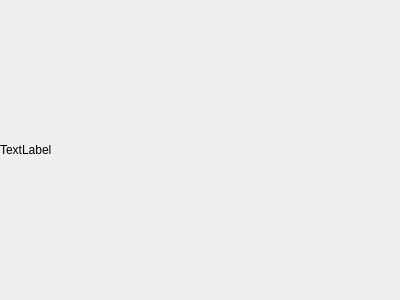
Qt form XVideoQt/sdl_qt.ui (weatherfish/TestFFMPEG) before a commit.
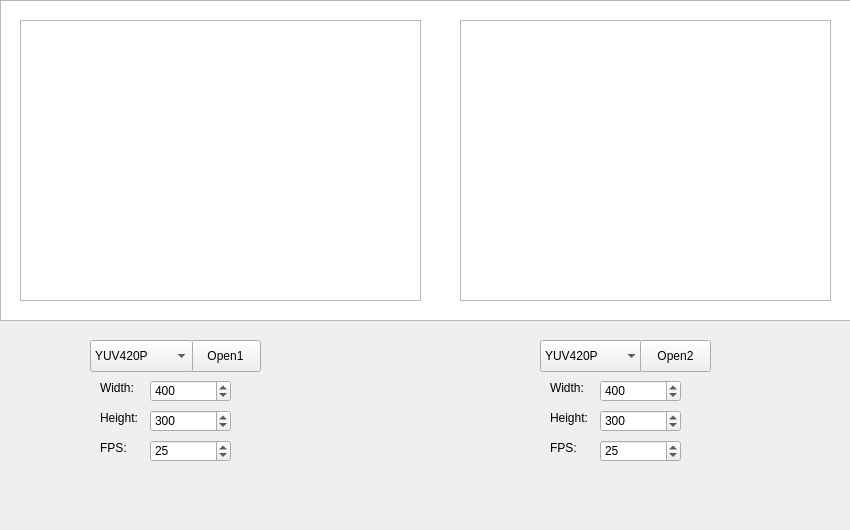
The same form after that commit.

```diff
--- a/XVideoQt/sdl_qt.ui
+++ b/XVideoQt/sdl_qt.ui
@@ -2,28 +2,332 @@
 <ui version="4.0">
  <class>SDLQt</class>
  <widget class="QWidget" name="SDLQt">
+  <property name="enabled">
+   <bool>true</bool>
+  </property>
   <property name="geometry">
    <rect>
     <x>0</x>
     <y>0</y>
-    <width>400</width>
-    <height>300</height>
+    <width>850</width>
+    <height>530</height>
    </rect>
   </property>
+  <property name="sizePolicy">
+   <sizepolicy hsizetype="Fixed" vsizetype="Fixed">
+    <horstretch>0</horstretch>
+    <verstretch>0</verstretch>
+   </sizepolicy>
+  </property>
   <property name="windowTitle">
    <string>Widget</string>
   </property>
+  <widget class="QPushButton" name="open1">
+   <property name="geometry">
+    <rect>
+     <x>190</x>
+     <y>340</y>
+     <width>71</width>
+     <height>32</height>
+    </rect>
+   </property>
+   <property name="text">
+    <string>Open1</string>
+   </property>
+  </widget>
+  <widget class="QComboBox" name="pix1">
+   <property name="geometry">
+    <rect>
+     <x>90</x>
+     <y>340</y>
+     <width>103</width>
+     <height>32</height>
+    </rect>
+   </property>
+   <item>
+    <property name="text">
+     <string>YUV420P</string>
+    </property>
+   </item>
+   <item>
+    <property name="text">
+     <string>ARGB</string>
+    </property>
+   </item>
+   <item>
+    <property name="text">
+     <string>BGRA</string>
+    </property>
+   </item>
+   <item>
+    <property name="text">
+     <string>RGBA</string>
+    </property>
+   </item>
+  </widget>
+  <widget class="QSpinBox" name="width1">
+   <property name="geometry">
+    <rect>
+     <x>150</x>
+     <y>380</y>
+     <width>81</width>
+     <height>22</height>
+    </rect>
+   </property>
+   <property name="minimum">
+    <number>1</number>
+   </property>
+   <property name="maximum">
+    <number>99999</number>
+   </property>
+   <property name="value">
+    <number>400</number>
+   </property>
+  </widget>
   <widget class="QLabel" name="label">
    <property name="geometry">
     <rect>
+     <x>100</x>
+     <y>380</y>
+     <width>58</width>
+     <height>16</height>
+    </rect>
+   </property>
+   <property name="text">
+    <string>Width:</string>
+   </property>
+  </widget>
+  <widget class="QLabel" name="label_2">
+   <property name="geometry">
+    <rect>
+     <x>100</x>
+     <y>410</y>
+     <width>58</width>
+     <height>16</height>
+    </rect>
+   </property>
+   <property name="text">
+    <string>Height:</string>
+   </property>
+  </widget>
+  <widget class="QSpinBox" name="height1">
+   <property name="geometry">
+    <rect>
+     <x>150</x>
+     <y>410</y>
+     <width>81</width>
+     <height>22</height>
+    </rect>
+   </property>
+   <property name="minimum">
+    <number>1</number>
+   </property>
+   <property name="maximum">
+    <number>99999</number>
+   </property>
+   <property name="value">
+    <number>300</number>
+   </property>
+  </widget>
+  <widget class="QLabel" name="label_3">
+   <property name="geometry">
+    <rect>
+     <x>100</x>
+     <y>440</y>
+     <width>58</width>
+     <height>16</height>
+    </rect>
+   </property>
+   <property name="text">
+    <string>FPS:</string>
+   </property>
+  </widget>
+  <widget class="QSpinBox" name="fps1">
+   <property name="geometry">
+    <rect>
+     <x>150</x>
+     <y>440</y>
+     <width>81</width>
+     <height>22</height>
+    </rect>
+   </property>
+   <property name="minimum">
+    <number>1</number>
+   </property>
+   <property name="maximum">
+    <number>300</number>
+   </property>
+   <property name="value">
+    <number>25</number>
+   </property>
+  </widget>
+  <widget class="QComboBox" name="pix2">
+   <property name="geometry">
+    <rect>
+     <x>540</x>
+     <y>340</y>
+     <width>103</width>
+     <height>32</height>
+    </rect>
+   </property>
+   <item>
+    <property name="text">
+     <string>YUV420P</string>
+    </property>
+   </item>
+   <item>
+    <property name="text">
+     <string>ARGB</string>
+    </property>
+   </item>
+   <item>
+    <property name="text">
+     <string>BGRA</string>
+    </property>
+   </item>
+   <item>
+    <property name="text">
+     <string>RGBA</string>
+    </property>
+   </item>
+  </widget>
+  <widget class="QSpinBox" name="height2">
+   <property name="geometry">
+    <rect>
+     <x>600</x>
+     <y>410</y>
+     <width>81</width>
+     <height>22</height>
+    </rect>
+   </property>
+   <property name="minimum">
+    <number>1</number>
+   </property>
+   <property name="maximum">
+    <number>99999</number>
+   </property>
+   <property name="value">
+    <number>300</number>
+   </property>
+  </widget>
+  <widget class="QPushButton" name="open2">
+   <property name="geometry">
+    <rect>
+     <x>640</x>
+     <y>340</y>
+     <width>71</width>
+     <height>32</height>
+    </rect>
+   </property>
+   <property name="text">
+    <string>Open2</string>
+   </property>
+  </widget>
+  <widget class="QLabel" name="label_4">
+   <property name="geometry">
+    <rect>
+     <x>550</x>
+     <y>440</y>
+     <width>58</width>
+     <height>16</height>
+    </rect>
+   </property>
+   <property name="text">
+    <string>FPS:</string>
+   </property>
+  </widget>
+  <widget class="QLabel" name="label_5">
+   <property name="geometry">
+    <rect>
+     <x>550</x>
+     <y>380</y>
+     <width>58</width>
+     <height>16</height>
+    </rect>
+   </property>
+   <property name="text">
+    <string>Width:</string>
+   </property>
+  </widget>
+  <widget class="QSpinBox" name="width2">
+   <property name="geometry">
+    <rect>
+     <x>600</x>
+     <y>380</y>
+     <width>81</width>
+     <height>22</height>
+    </rect>
+   </property>
+   <property name="minimum">
+    <number>1</number>
+   </property>
+   <property name="maximum">
+    <number>99999</number>
+   </property>
+   <property name="value">
+    <number>400</number>
+   </property>
+  </widget>
+  <widget class="QSpinBox" name="fps2">
+   <property name="geometry">
+    <rect>
+     <x>600</x>
+     <y>440</y>
+     <width>81</width>
+     <height>22</height>
+    </rect>
+   </property>
+   <property name="minimum">
+    <number>1</number>
+   </property>
+   <property name="maximum">
+    <number>300</number>
+   </property>
+   <property name="value">
+    <number>25</number>
+   </property>
+  </widget>
+  <widget class="QLabel" name="label_6">
+   <property name="geometry">
+    <rect>
+     <x>550</x>
+     <y>410</y>
+     <width>58</width>
+     <height>16</height>
+    </rect>
+   </property>
+   <property name="text">
+    <string>Height:</string>
+   </property>
+  </widget>
+  <widget class="QListView" name="listView">
+   <property name="geometry">
+    <rect>
      <x>0</x>
      <y>0</y>
-     <width>400</width>
-     <height>300</height>
+     <width>851</width>
+     <height>321</height>
     </rect>
    </property>
-   <property name="text">
-    <string>TextLabel</string>
+  </widget>
+  <widget class="QListWidget" name="video1">
+   <property name="geometry">
+    <rect>
+     <x>20</x>
+     <y>20</y>
+     <width>401</width>
+     <height>281</height>
+    </rect>
+   </property>
+  </widget>
+  <widget class="QListWidget" name="video2">
+   <property name="geometry">
+    <rect>
+     <x>460</x>
+     <y>20</y>
+     <width>371</width>
+     <height>281</height>
+    </rect>
    </property>
   </widget>
  </widget>
```
Left out of the diff: 39 changed lines with no effect on the pictures.
